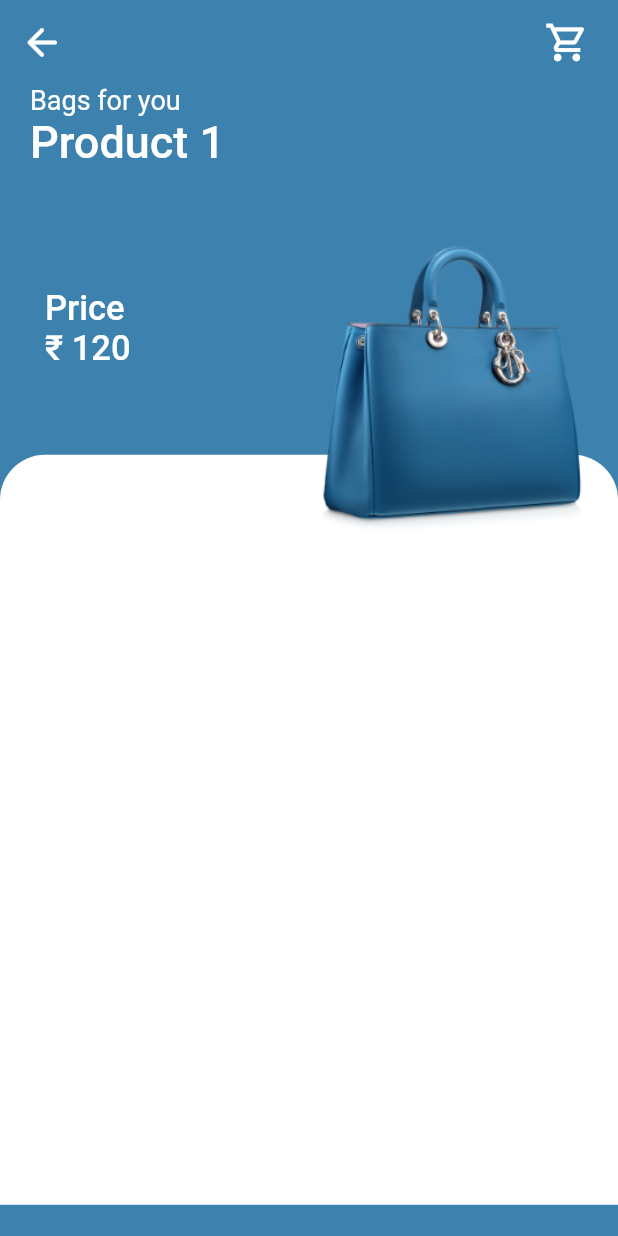
After one commit to niloysikdar/ShopUI, a Flutter app: the screen it shows after launch, after a tap on "Product 1", on a phone screen of 412 x 824 dp. The commit adds this screen. Run offline on Flutter 3.47's test engine with Material 2 defaults, Android fonts, the phone set to English and light mode, and no system bars.

Commit message:
Added Product to Details Page

```diff
--- /dev/null
+++ b/lib/screens/detailsScreen.dart
@@ -0,0 +1,121 @@
+import 'package:ShopUI/helper/constants.dart';
+import 'package:ShopUI/models/productclass.dart';
+import 'package:flutter/material.dart';
+
+class DetailsPage extends StatelessWidget {
+  final Product product;
+  const DetailsPage({Key key, this.product}) : super(key: key);
+  @override
+  Widget build(BuildContext context) {
+    return Scaffold(
+      backgroundColor: product.color,
+      appBar: detailsAppBar(product, context),
+      body: SingleChildScrollView(
+        child: Column(
+          children: [
+            SizedBox(
+              height: MediaQuery.of(context).size.height,
+              child: Stack(
+                children: [
+                  Container(
+                    height: 500.0,
+                    margin: EdgeInsets.only(
+                      top: MediaQuery.of(context).size.height * 0.3,
+                    ),
+                    decoration: BoxDecoration(
+                      color: Colors.white,
+                      borderRadius: BorderRadius.only(
+                        topLeft: Radius.circular(30.0),
+                        topRight: Radius.circular(30.0),
+                      ),
+                    ),
+                  ),
+                  Padding(
+                    padding:
+                        const EdgeInsets.symmetric(horizontal: kDefaultPadding),
+                    child: Column(
+                      crossAxisAlignment: CrossAxisAlignment.start,
+                      children: [
+                        Text(
+                          "Bags for you",
+                          style: TextStyle(
+                            color: Colors.white,
+                            fontSize: 18.0,
+                          ),
+                        ),
+                        Text(
+                          product.title,
+                          style: TextStyle(
+                            color: Colors.white,
+                            fontSize: 30.0,
+                            fontWeight: FontWeight.w500,
+                          ),
+                        ),
+                        SizedBox(height: 50.0),
+                        Row(
+                          mainAxisAlignment: MainAxisAlignment.spaceBetween,
+                          crossAxisAlignment: CrossAxisAlignment.start,
+                          children: [
+                            Padding(
+                              padding: const EdgeInsets.only(
+                                top: kDefaultPadding * 1.5,
+                                left: kDefaultPadding / 2,
+                              ),
+                              child: Text(
+                                "Price\n₹ ${product.price}",
+                                style: TextStyle(
+                                  color: Colors.white,
+                                  fontSize: 23.0,
+                                  fontWeight: FontWeight.w500,
+                                ),
+                              ),
+                            ),
+                            Container(
+                              height: 200.0,
+                              child: Image.asset(
+                                product.image,
+                                fit: BoxFit.fill,
+                              ),
+                            ),
+                          ],
+                        ),
+                      ],
+                    ),
+                  ),
+                ],
+              ),
+            ),
+          ],
+        ),
+      ),
+    );
+  }
+}
+
+Widget detailsAppBar(Product product, BuildContext context) {
+  return AppBar(
+    backgroundColor: product.color,
+    elevation: 0.0,
+    leading: IconButton(
+      icon: Icon(
+        Icons.arrow_back_rounded,
+        color: Colors.white,
+        size: 30.0,
+      ),
+      onPressed: () {
+        Navigator.pop(context);
+      },
+    ),
+    actions: [
+      IconButton(
+        icon: Icon(
+          Icons.shopping_cart_outlined,
+          size: 30.0,
+          color: Colors.white,
+        ),
+        onPressed: () {},
+      ),
+      SizedBox(width: 10.0),
+    ],
+  );
+}
--- a/lib/screens/homepage.dart
+++ b/lib/screens/homepage.dart
@@ -1,5 +1,6 @@
 import 'package:ShopUI/helper/constants.dart';
 import 'package:ShopUI/models/productlist.dart';
+import 'package:ShopUI/screens/detailsScreen.dart';
 import 'package:ShopUI/widgets/appbar.dart';
 import 'package:ShopUI/widgets/categories.dart';
 import 'package:ShopUI/widgets/itemcard.dart';
@@ -44,6 +45,14 @@ class _HomePageState extends State<HomePage> {
                 itemBuilder: (context, index) {
                   return ItemCard(
                     product: products[index],
+                    onpress: () => Navigator.push(
+                      context,
+                      MaterialPageRoute(
+                        builder: (context) => DetailsPage(
+                          product: products[index],
+                        ),
+                      ),
+                    ),
                   );
                 },
               ),
--- a/lib/widgets/itemcard.dart
+++ b/lib/widgets/itemcard.dart
@@ -13,7 +13,9 @@ class ItemCard extends StatelessWidget {
 
   @override
   Widget build(BuildContext context) {
-    return Column(
+    return GestureDetector(
+      onTap: onpress,
+      child: Column(
         crossAxisAlignment: CrossAxisAlignment.center,
         children: [
           Expanded(
@@ -49,6 +51,7 @@ class ItemCard extends StatelessWidget {
             ),
           ),
         ],
+      ),
     );
   }
 }
```
Lines whose indentation alone changed are shown as unchanged.
